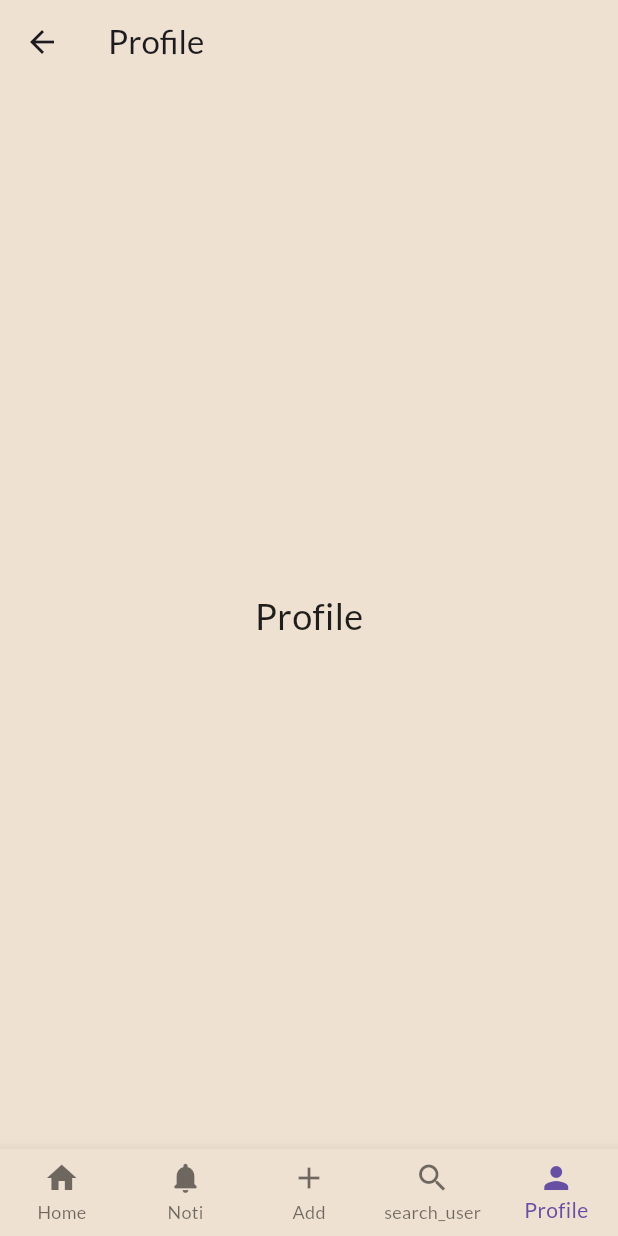
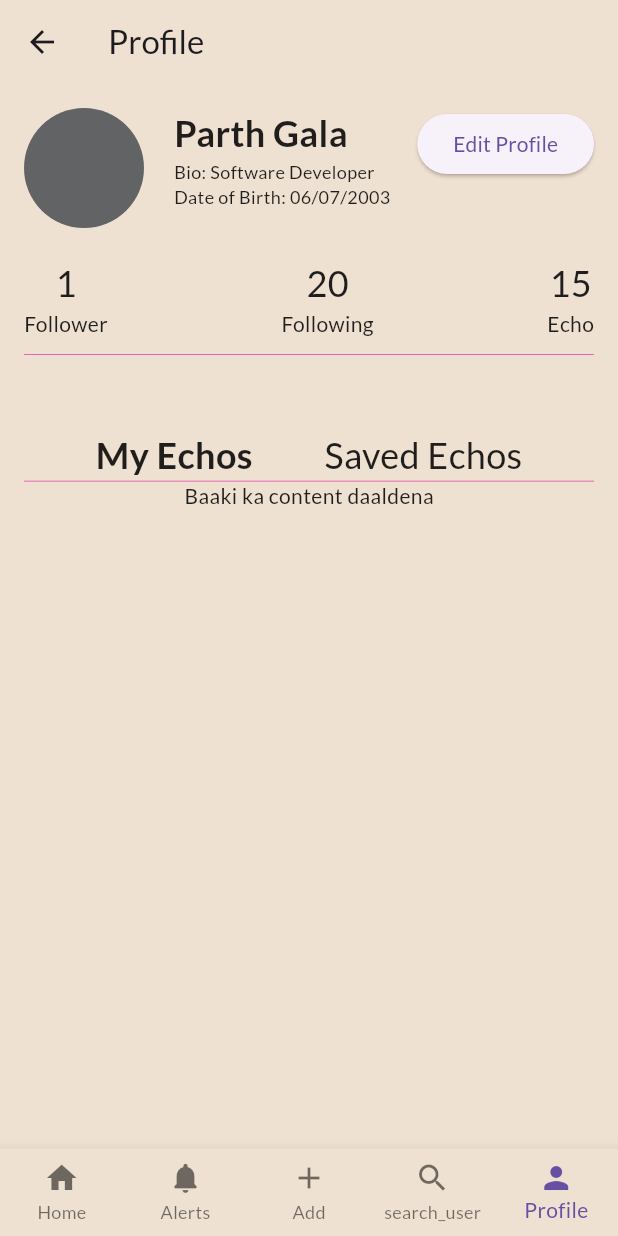
Before and after one commit to milindnair/Echo, a Flutter app: the HomeScreen screen opened by its route, item 5 of the bottom bar chosen, on a phone screen of 412 x 824 dp. Run offline on Flutter 3.47's test engine with Material 2 defaults, Android fonts, the phone set to English and light mode, and no system bars; our stand-ins replace cloud_firestore, firebase_auth, firebase_core, firebase_storage, flutter_riverpod, google_fonts and 1 more; accounts and stored records are empty.

Commit message:
added profile section

```diff
--- a/lib/main.dart
+++ b/lib/main.dart
@@ -1,5 +1,6 @@
 import 'package:echo/screens/auth/login.dart';
 import 'package:echo/screens/auth/signup.dart';
+import 'package:echo/screens/profile/edit_profile.dart';
 import 'package:flutter/material.dart';
 import 'package:echo/screens/landing.dart';
 import 'package:google_fonts/google_fonts.dart';
@@ -34,6 +35,7 @@ final routes = {
   '/login': (context) => const LoginScreen(),
   '/signup': (context) => const SignupScreen(),
   '/home': (context) => const HomeScreen(),
+  '/editprofile': (context) => const EditProfileScreen(),
 };
 
 class MyApp extends StatelessWidget {
@@ -43,6 +45,7 @@ class MyApp extends StatelessWidget {
   @override
   Widget build(BuildContext context) {
     return MaterialApp(
+      debugShowCheckedModeBanner: false,
       theme: theme,
       routes: routes,
       home: const LandingScreen(),
--- a/lib/screens/home/home.dart
+++ b/lib/screens/home/home.dart
@@ -39,7 +39,7 @@ class _HomeScreenState extends State<HomeScreen> {
         appBarTitle = 'Search User';
         break;
       case 4:
-        body = const Profile();
+        body = ProfilePage();
         appBarTitle = 'Profile';
         break;
       default:
@@ -70,7 +70,7 @@ class _HomeScreenState extends State<HomeScreen> {
           ),
           BottomNavigationBarItem(
             icon: Icon(Icons.notifications_rounded),
-            label: 'Noti',
+            label: 'Alerts',
           ),
           BottomNavigationBarItem(
             icon: Icon(Icons.add),
--- /dev/null
+++ b/lib/screens/profile/edit_profile.dart
@@ -0,0 +1,19 @@
+import 'package:flutter/material.dart';
+
+class EditProfileScreen extends StatefulWidget {
+  const EditProfileScreen({Key? key}) : super(key: key);
+
+  static const routeName = '/editprofile';
+
+  @override
+  State<EditProfileScreen> createState() => _EditProfileScreenState();
+}
+
+class _EditProfileScreenState extends State<EditProfileScreen> {
+  @override
+  Widget build(BuildContext context) {
+    return Container(
+      child: const Text("Edit Profile"),
+    );
+  }
+}
--- a/lib/screens/profile/profile.dart
+++ b/lib/screens/profile/profile.dart
@@ -1,17 +1,173 @@
 import 'package:flutter/material.dart';
 
-class Profile extends StatelessWidget{
-  const Profile({Key? key}) : super(key: key);
+class Profile extends StatelessWidget {
+  const Profile({Key? key, required this.isMyEchosSelected, required this.isSavedEchosSelected, required this.onTapMyEchos, required this.onTapSavedEchos}) : super(key: key);
+
+  final bool isMyEchosSelected;
+  final bool isSavedEchosSelected;
+  final VoidCallback onTapMyEchos;
+  final VoidCallback onTapSavedEchos;
 
   @override
-  Widget build(BuildContext context){
+  Widget build(BuildContext context) {
     return Scaffold(
-      body: Center(
-        child: Text(
-          'Profile',
-          style: TextStyle(fontSize: 24),
+      body: Padding(
+        padding: const EdgeInsets.all(16.0),
+        child: Column(
+          children: <Widget>[
+            Row(
+              crossAxisAlignment: CrossAxisAlignment.start,
+              children: <Widget>[
+                Container(
+                  width: 80,
+                  height: 80,
+                  decoration: const BoxDecoration(
+                    shape: BoxShape.circle,
+                    color: Color.fromARGB(255, 98, 99, 101),
+                  ),
+                ),
+                const SizedBox(width: 20),
+                const Expanded(
+                  child: Column(
+                    crossAxisAlignment: CrossAxisAlignment.start,
+                    children: <Widget>[
+                      Text(
+                        "Parth Gala",
+                        style: TextStyle(
+                          fontSize: 24,
+                          fontWeight: FontWeight.bold,
+                        ),
+                      ),
+                      Text(
+                        "Bio: Software Developer\nDate of Birth: 06/07/2003",
+                        style: TextStyle(
+                          fontSize: 12,
+                        ),
+                      ),
+                    ],
+                  ),
+                ),
+                ElevatedButton(
+                  onPressed: () {
+                    Navigator.pushNamed(context, '/editprofile');
+                  },
+                  child: const Text("Edit Profile"),
+                ),
+              ],
+            ),
+            const SizedBox(height: 20),
+            Row(
+              mainAxisAlignment: MainAxisAlignment.spaceBetween,
+              children: <Widget>[
+                Container(
+                  child: const Column(
+                    children: <Widget>[
+                      Text(
+                        "1",
+                        style: TextStyle(
+                          fontSize: 24,
+                        ),
+                      ),
+                      Text("Follower"),
+                    ],
+                  ),
+                ),
+                Container(
+                  child: const Column(
+                    children: <Widget>[
+                      Text("20", style: TextStyle(fontSize: 24)),
+                      Text("Following"),
+                    ],
+                  ),
+                ),
+                Container(
+                  child: const Column(
+                    children: <Widget>[
+                      Text("15", style: TextStyle(fontSize: 24)),
+                      Text("Echo"),
+                    ],
+                  ),
+                ),
+              ],
+            ),
+            const SizedBox(height: 10),
+            Container(
+              height: 0.5,
+              color: const Color.fromARGB(255, 229, 64, 166),
+            ),
+            const SizedBox(height: 50),
+            Row(
+              mainAxisAlignment: MainAxisAlignment.spaceEvenly,
+              children: [
+                GestureDetector(
+                  onTap: onTapMyEchos,
+                  child: Text(
+                    "My Echos",
+                    style: TextStyle(
+                      fontSize: 24,
+                      fontWeight: isMyEchosSelected ? FontWeight.bold : FontWeight.normal,
+                    ),
+                  ),
+                ),
+                GestureDetector(
+                  onTap: onTapSavedEchos,
+                  child: Text(
+                    "Saved Echos",
+                    style: TextStyle(
+                      fontSize: 24,
+                      fontWeight: isSavedEchosSelected
+                          ? FontWeight.bold
+                          : FontWeight.normal,
+                    ),
+                  ),
+                ),
+              ],
+            ),
+            Container(
+              height: 0.5,
+              color: const Color.fromARGB(255, 229, 64, 166),
+            ),
+            Container(
+              child: const Text("Baaki ka content daaldena"),
+            )
+          ],
         ),
       ),
     );
   }
 }
+
+class ProfilePage extends StatefulWidget {
+  @override
+  _ProfilePageState createState() => _ProfilePageState();
+}
+
+class _ProfilePageState extends State<ProfilePage> {
+  bool isMyEchosSelected = true;
+  bool isSavedEchosSelected = false;
+
+  void selectMyEchos() {
+    setState(() {
+      isMyEchosSelected = true;
+      isSavedEchosSelected = false;
+    });
+  }
+
+  void selectSavedEchos() {
+    setState(() {
+      isMyEchosSelected = false;
+      isSavedEchosSelected = true;
+    });
+    // Add your logic for handling "Saved Echos" button click here
+  }
+
+  @override
+  Widget build(BuildContext context) {
+    return Profile(
+      isMyEchosSelected: isMyEchosSelected,
+      isSavedEchosSelected: isSavedEchosSelected,
+      onTapMyEchos: selectMyEchos,
+      onTapSavedEchos: selectSavedEchos,
+    );
+  }
+}
```
